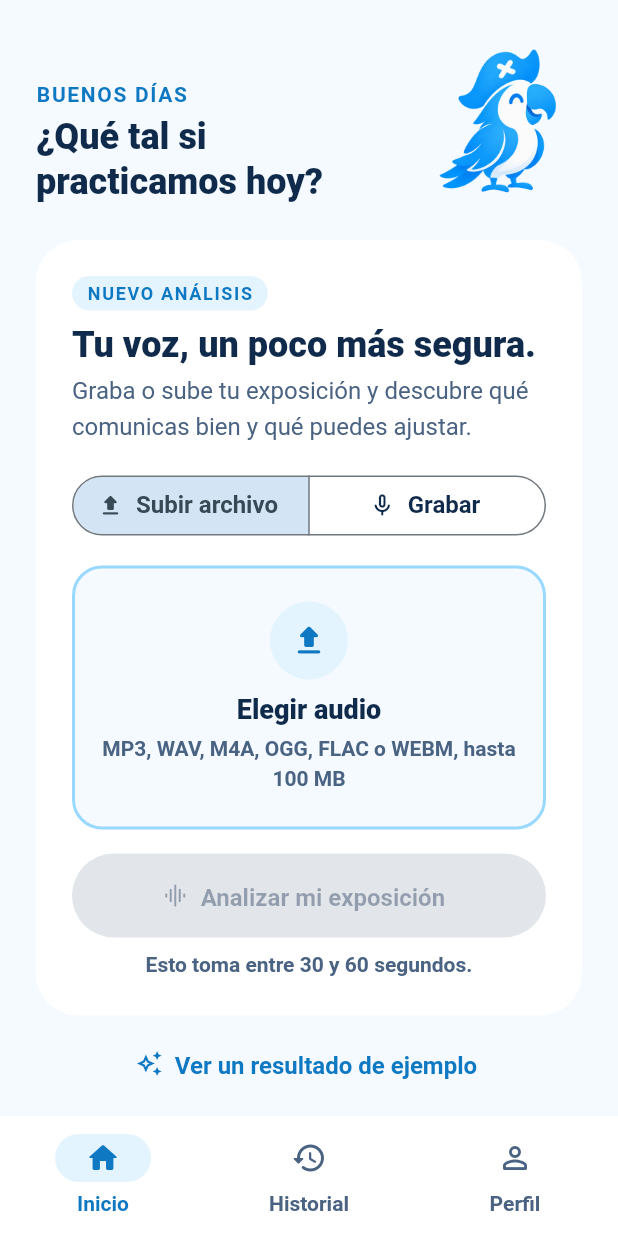
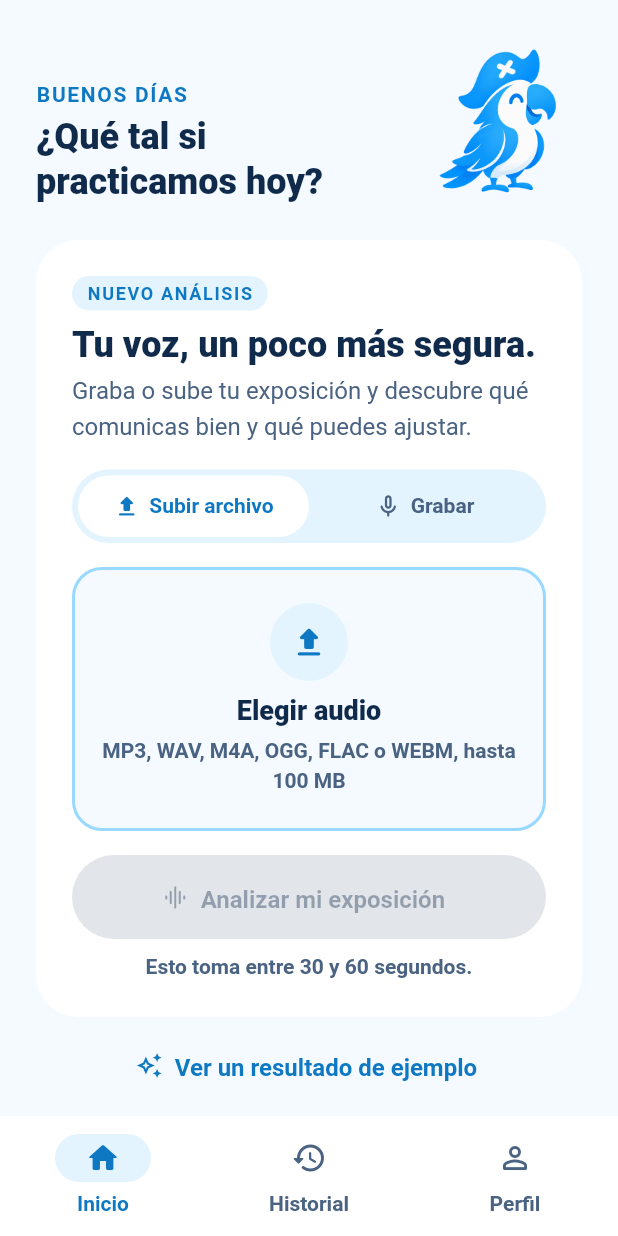
Before and after one commit to Josh4OP/Talky, a Flutter app: the HomeShell screen opened directly, on a phone screen of 412 x 824 dp. Run offline on Flutter 3.47's test engine with Material 3 defaults, Android fonts, the phone set to English and light mode, and no system bars; our stand-ins replace cross_file, file_picker, fl_chart, shared_preferences; missing offline and left inert: record; accounts and stored records are empty; network calls fail; Roboto replaces fonts that are missing (Nunito, NunitoSans).

```diff
--- a/mobile/lib/screens/home_screen.dart
+++ b/mobile/lib/screens/home_screen.dart
@@ -72,6 +72,9 @@ class _HomeScreenState extends State<HomeScreen> {
     final history = context.watch<HistoryController>();
     final recent = history.items.take(3).toList();
     return SafeArea(
+      child: Center(
+        child: ConstrainedBox(
+          constraints: const BoxConstraints(maxWidth: 720),
           child: ListView(
             padding: const EdgeInsets.fromLTRB(AppSpacing.lg, AppSpacing.lg, AppSpacing.lg, AppSpacing.xl),
             children: [
@@ -122,6 +125,8 @@ class _HomeScreenState extends State<HomeScreen> {
                 ],
               ),
             ],
+          ),
+        ),
       ),
     );
   }
@@ -251,15 +256,7 @@ class _NewAnalysisCardState extends State<_NewAnalysisCard> {
             style: AppText.body.copyWith(color: AppColors.inkMuted),
           ),
           const SizedBox(height: AppSpacing.md),
-          SegmentedButton<_Mode>(
-            segments: const [
-              ButtonSegment(value: _Mode.upload, icon: Icon(Icons.upload_rounded), label: Text('Subir archivo')),
-              ButtonSegment(value: _Mode.record, icon: Icon(Icons.mic_none_rounded), label: Text('Grabar')),
-            ],
-            selected: {_mode},
-            onSelectionChanged: _recording || _busy ? null : (s) => setState(() => _mode = s.first),
-            showSelectedIcon: false,
-          ),
+          _ModeToggle(selected: _mode, onChanged: _recording || _busy ? null : (mode) => setState(() => _mode = mode)),
           const SizedBox(height: AppSpacing.md),
           if (_mode == _Mode.upload)
             _PickArea(
@@ -291,6 +288,61 @@ class _NewAnalysisCardState extends State<_NewAnalysisCard> {
             _recording ? 'Detén la grabación para continuar.' : 'Esto toma entre 30 y 60 segundos.',
             style: AppText.caption.copyWith(color: AppColors.inkMuted),
             textAlign: TextAlign.center,
+          ),
+        ],
+      ),
+    );
+  }
+}
+
+/// Selector "Subir archivo / Grabar" con los colores de marca.
+class _ModeToggle extends StatelessWidget {
+  const _ModeToggle({required this.selected, required this.onChanged});
+
+  final _Mode selected;
+  final ValueChanged<_Mode>? onChanged;
+
+  @override
+  Widget build(BuildContext context) {
+    return Container(
+      padding: const EdgeInsets.all(4),
+      decoration: BoxDecoration(color: AppColors.tint20, borderRadius: BorderRadius.circular(AppRadius.full)),
+      child: Row(
+        children: [
+          for (final (mode, icon, label) in const [
+            (_Mode.upload, Icons.upload_rounded, 'Subir archivo'),
+            (_Mode.record, Icons.mic_none_rounded, 'Grabar'),
+          ])
+            Expanded(
+              child: Semantics(
+                button: true,
+                selected: mode == selected,
+                child: GestureDetector(
+                  onTap: onChanged == null ? null : () => onChanged!(mode),
+                  child: AnimatedContainer(
+                    duration: const Duration(milliseconds: 200),
+                    padding: const EdgeInsets.symmetric(vertical: 10),
+                    decoration: BoxDecoration(
+                      color: mode == selected ? AppColors.surface : Colors.transparent,
+                      borderRadius: BorderRadius.circular(AppRadius.full),
+                    ),
+                    child: Row(
+                      mainAxisAlignment: MainAxisAlignment.center,
+                      children: [
+                        Icon(icon, size: 18, color: mode == selected ? AppColors.action : AppColors.inkMuted),
+                        const SizedBox(width: 6),
+                        Text(
+                          label,
+                          style: AppText.bodyStrong.copyWith(
+                            fontSize: 14,
+                            color: mode == selected ? AppColors.action : AppColors.inkMuted,
+                          ),
+                        ),
+                      ],
+                    ),
+                  ),
+                ),
+              ),
             ),
         ],
       ),
--- a/mobile/lib/widgets/charts.dart
+++ b/mobile/lib/widgets/charts.dart
@@ -3,6 +3,7 @@ import 'dart:math' as math;
 import 'package:fl_chart/fl_chart.dart';
 import 'package:flutter/material.dart';
 
+import '../core/formatters.dart';
 import '../theme/app_colors.dart';
 import '../theme/app_theme.dart';
 
@@ -107,8 +108,9 @@ class RhythmChart extends StatelessWidget {
                 sideTitles: SideTitles(
                   showTitles: true,
                   interval: math.max(1, (values.length / 5).ceilToDouble()),
+                  maxIncluded: false,
                   getTitlesWidget: (value, meta) => Text(
-                    '${(value * 30 / 60).toStringAsFixed(value * 30 % 60 == 0 ? 0 : 1)} min',
+                    '${Formatters.number(value * 30 / 60, decimals: value * 30 % 60 == 0 ? 0 : 1)} min',
                     style: AppText.caption.copyWith(color: AppColors.inkMuted),
                   ),
                 ),
```
Also changed, not shown: mobile/lib/screens/history_screen.dart (+4 -12 lines), mobile/lib/screens/result_screen.dart (+15 -26 lines), mobile/lib/screens/welcome_screen.dart (+35 -13 lines), mobile/lib/widgets/cards.dart (+22 -0 lines). Lines whose indentation alone changed are shown as unchanged.
